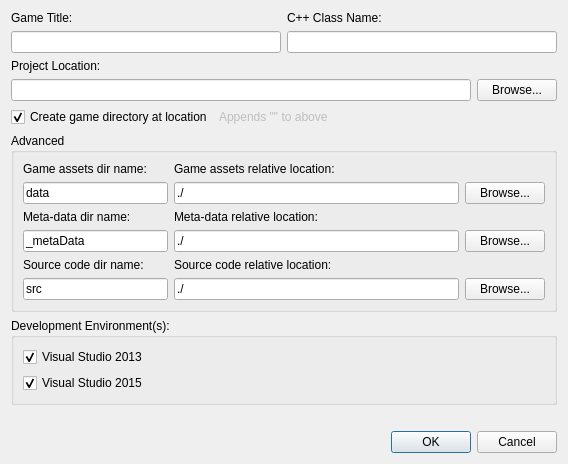
GameOverture/HarmonyEngine, file DesignerTool/src/DlgNewProject.ui: the form before one commit.
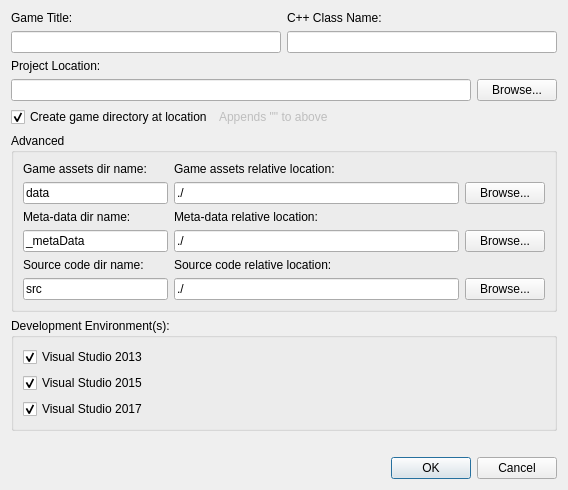
The form after the commit.

Commit message: Support for making a new project with vs2017

```diff
--- a/DesignerTool/src/DlgNewProject.ui
+++ b/DesignerTool/src/DlgNewProject.ui
@@ -326,6 +326,16 @@
         </property>
        </widget>
       </item>
+      <item>
+       <widget class="QCheckBox" name="chkVs2017">
+        <property name="text">
+         <string>Visual Studio 2017</string>
+        </property>
+        <property name="checked">
+         <bool>true</bool>
+        </property>
+       </widget>
+      </item>
      </layout>
     </widget>
    </item>
```
The commit also changes 6 other files.
